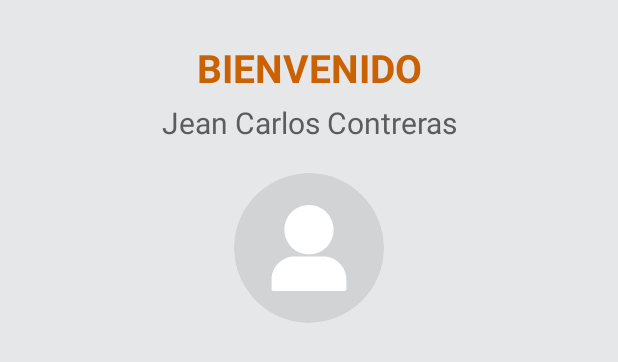
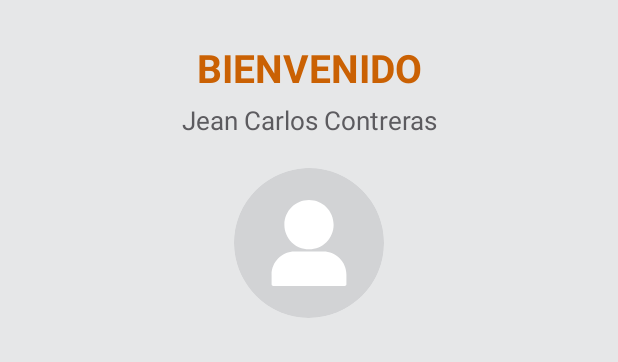
Before and after one commit to AdalbertoContreras/proyectoadministrador, an Android app: the layout fragment_vista_vacia.xml on its own in the app's theme, with its tools: preview values and no code run, on a phone screen of 412 x 824 dp. Shown: the part 607-969 px from the top of the screen. Run offline under Robolectric (Android 15) with nearby library versions, the phone set to English and light mode, and no system bars; network calls fail.

Commit message:
v0.0.0.013 * se agrego imagenes predefinidad para los usuarios * se agrego vista inicial, al iniciar sesion aparece el perfil de quien inicio sesion

```diff
--- a/app/src/main/java/com/example/serviamigoadmin/Adapter/AdapterChat.java
+++ b/app/src/main/java/com/example/serviamigoadmin/Adapter/AdapterChat.java
@@ -83,8 +83,8 @@ public class AdapterChat extends  RecyclerView.Adapter<AdapterChat.ViewHolderDat
             {
                 usuario = usuarios.get(0);
                 nombre_usuarioTextView.setText(usuario.nombres_usuario + " " + usuario.apellidos_usuario);
-                Picasso.with(view.getContext()).load(usuario.foto_perfil_usuario).placeholder(R.drawable.perfil2)
-                        .error(R.drawable.perfil2).into(asesoriaImageView);
+                Picasso.with(view.getContext()).load(usuario.foto_perfil_usuario).placeholder(R.drawable.ic_iconousuario)
+                        .error(R.drawable.ic_iconousuario).into(asesoriaImageView);
             }
             else
             {
--- a/app/src/main/java/com/example/serviamigoadmin/Adapter/Adapter_Mensajes_Chat.java
+++ b/app/src/main/java/com/example/serviamigoadmin/Adapter/Adapter_Mensajes_Chat.java
@@ -131,7 +131,7 @@ public class Adapter_Mensajes_Chat extends  RecyclerView.Adapter<Adapter_Mensaje
                 if(!administrador.isEmpty())
                 {
                     Picasso.with(view.getContext()).load(administrador.get(0).url_foto_perfil_administrador).placeholder(R.drawable.perfil2)
-                            .error(R.drawable.perfil2).into(circleImageView);
+                            .error(view.getResources().getDrawable(R.drawable.ic_iconousuario)).into(circleImageView);
                 }
             }
         }
--- a/app/src/main/res/layout/fragment_vista_vacia.xml
+++ b/app/src/main/res/layout/fragment_vista_vacia.xml
@@ -37,6 +37,7 @@
             >
 
             <TextView
+                android:id="@+id/biemvenidoTextView"
                 android:layout_width="match_parent"
                 android:layout_height="wrap_content"
                 android:text="BIENVENIDO"
@@ -48,14 +49,14 @@
                 />
 
             <TextView
+                android:id="@+id/nombreAdministradorTextView"
                 android:layout_width="match_parent"
                 android:layout_height="wrap_content"
                 android:text="Jean Carlos Contreras"
                 android:layout_marginTop="5dp"
-                android:textSize="20sp"
+                android:textSize="17sp"
                 android:gravity="center"
-                android:textColor="@color/Gris2"
-                />
+                android:textColor="@color/Gris2"/>
 
             <de.hdodenhof.circleimageview.CircleImageView
                 android:id="@+id/fotoPerfilImageView"
```
Also changed, not shown: app/src/main/java/com/example/serviamigoadmin/Fragment/Vista_vacia_fragment.java (+24 -2 lines).
